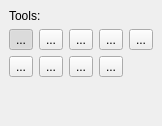
Old version of the form designer/BeeToolSelectionDockUi.ui in the repository skitzycat/beedraw.
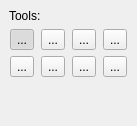
New version of the form. Icons and pictures are not drawn.

Commit message: giving up on smudge tool for now, but can easily go back to it later

```diff
--- a/designer/BeeToolSelectionDockUi.ui
+++ b/designer/BeeToolSelectionDockUi.ui
@@ -6,7 +6,7 @@
    <rect>
     <x>0</x>
     <y>0</y>
-    <width>162</width>
+    <width>137</width>
     <height>126</height>
    </rect>
   </property>
@@ -42,19 +42,6 @@
       <property name="sizeConstraint">
        <enum>QLayout::SetDefaultConstraint</enum>
       </property>
-      <item row="1" column="4">
-       <spacer name="horizontalSpacer">
-        <property name="orientation">
-         <enum>Qt::Horizontal</enum>
-        </property>
-        <property name="sizeHint" stdset="0">
-         <size>
-          <width>40</width>
-          <height>20</height>
-         </size>
-        </property>
-       </spacer>
-      </item>
       <item row="0" column="0">
        <widget class="QToolButton" name="pencil_button">
         <property name="toolTip">
@@ -218,23 +205,6 @@
         </property>
        </widget>
       </item>
-      <item row="0" column="4">
-       <widget class="QToolButton" name="smudge_button">
-        <property name="text">
-         <string>...</string>
-        </property>
-        <property name="icon">
-         <iconset>
-          <normaloff>icons/smudge.png</normaloff>icons/smudge.png</iconset>
-        </property>
-        <property name="checkable">
-         <bool>true</bool>
-        </property>
-        <property name="autoExclusive">
-         <bool>true</bool>
-        </property>
-       </widget>
-      </item>
      </layout>
     </item>
     <item>
```
The commit also changes 4 other files.
